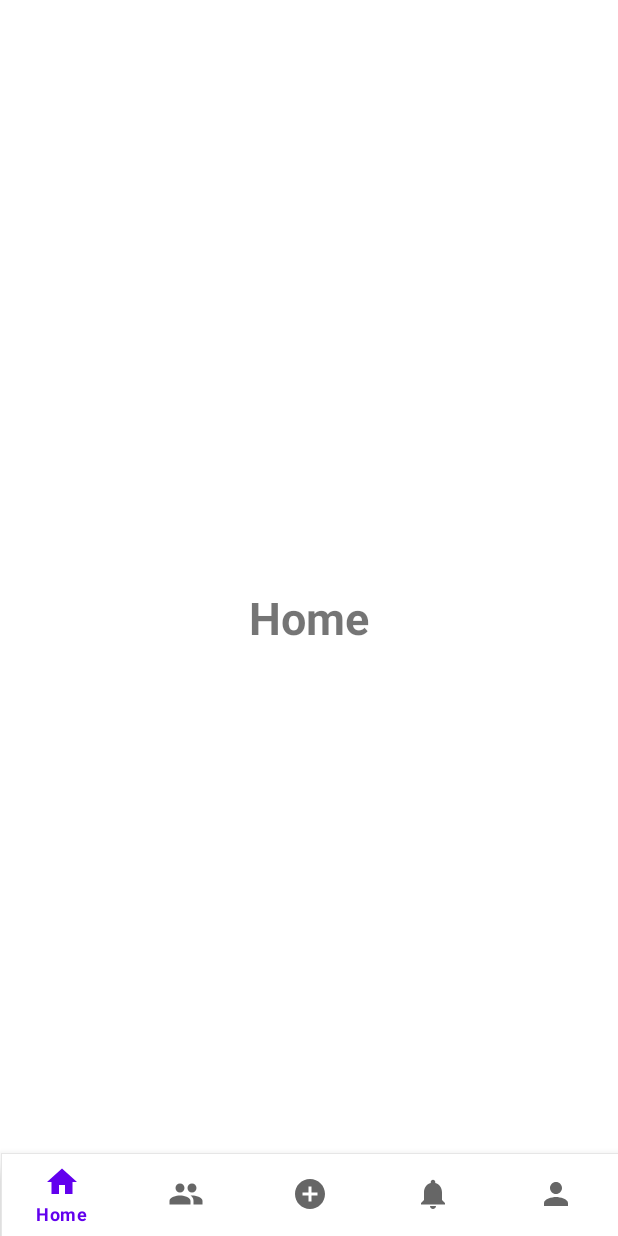
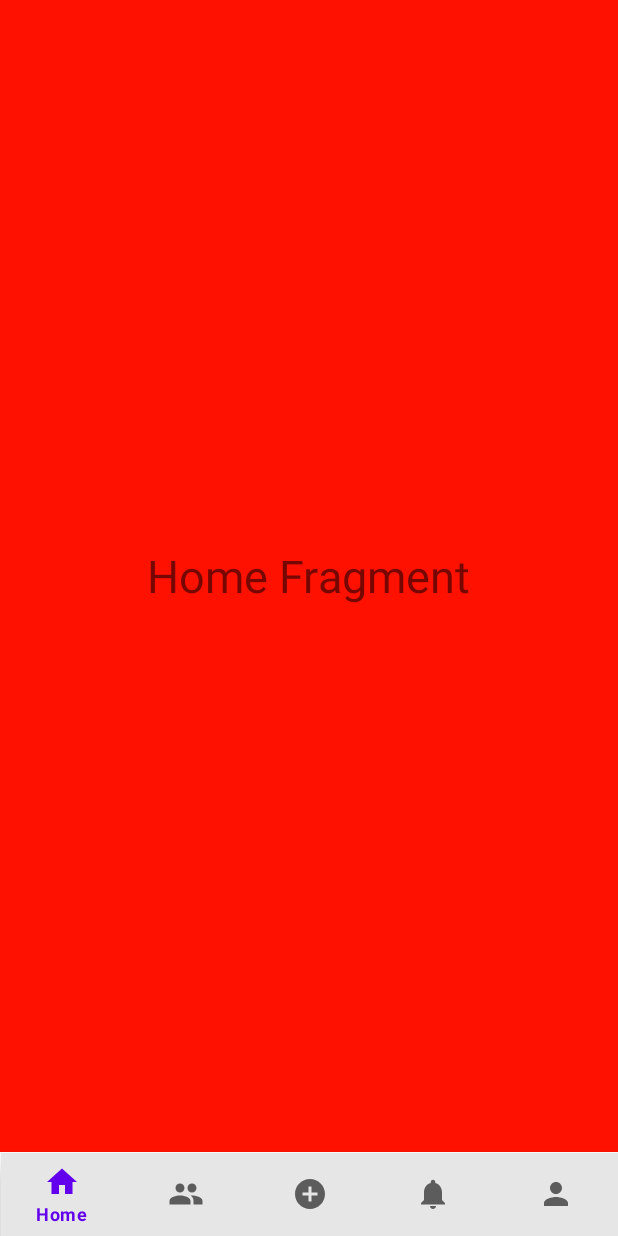
Before and after one commit to xknate03/AHomeProject, an Android app: the MainActivity screen opened directly, with no data from a screen before it, on a phone screen of 412 x 824 dp. Run offline under Robolectric (Android 15) with nearby library versions, the phone set to English and light mode, and no system bars; libraries missing offline, so code that uses them is left out: com.parse; Roboto replaces fonts that are not available here; 4 statements that could not run were skipped.

Commit message:
changed the bottom nav view from activities into fragments

```diff
--- /dev/null
+++ b/app/src/main/java/com/calculator/ahomeproject/home/HomeFragment.java
@@ -0,0 +1,23 @@
+package com.calculator.ahomeproject.home;
+
+import android.os.Bundle;
+import android.view.LayoutInflater;
+import android.view.View;
+import android.view.ViewGroup;
+
+import androidx.annotation.NonNull;
+import androidx.annotation.Nullable;
+import androidx.fragment.app.Fragment;
+
+import com.calculator.ahomeproject.R;
+
+import org.jetbrains.annotations.NotNull;
+
+public class HomeFragment extends Fragment {
+    @Nullable
+    @org.jetbrains.annotations.Nullable
+    @Override
+    public View onCreateView(@NonNull @NotNull LayoutInflater inflater, @Nullable @org.jetbrains.annotations.Nullable ViewGroup container, @Nullable @org.jetbrains.annotations.Nullable Bundle savedInstanceState) {
+        return inflater.inflate(R.layout.fragment_home, container, false);
+    }
+}
--- a/app/src/main/res/layout/activity_main.xml
+++ b/app/src/main/res/layout/activity_main.xml
@@ -6,21 +6,20 @@
     android:layout_height="match_parent"
     tools:context=".home.MainActivity">
 
+    <FrameLayout
+        android:id="@+id/fragment_container"
+        android:layout_width="match_parent"
+        android:layout_height="match_parent"
+        android:layout_above="@+id/bottomNavViewBar"/>
 
-    <TextView
-        android:layout_width="wrap_content"
-        android:layout_height="wrap_content"
-        android:text="Home"
-        android:textSize="30sp"
-        android:textStyle="bold"
-        android:layout_centerInParent="true"/>
     <com.google.android.material.bottomnavigation.BottomNavigationView
+        android:id="@+id/bottomNavViewBar"
         android:layout_width="match_parent"
         android:layout_height="wrap_content"
-        android:id="@+id/bottomNavViewBar"
         android:background="@drawable/white_gray_border_top"
         app:menu="@menu/bottom_navigation_menu"
-        android:layout_alignParentBottom="true"/>
+        android:layout_alignParentBottom="true"
+        app:backgroundTint="@color/gray"/>
 
 
 
--- /dev/null
+++ b/app/src/main/res/layout/fragment_home.xml
@@ -0,0 +1,14 @@
+<?xml version="1.0" encoding="utf-8"?>
+<RelativeLayout xmlns:android="http://schemas.android.com/apk/res/android"
+    android:layout_width="match_parent"
+    android:layout_height="match_parent"
+    android:background="#ff1100">
+
+    <TextView
+        android:layout_width="wrap_content"
+        android:layout_height="wrap_content"
+        android:text="Home Fragment"
+        android:textSize="30sp"
+        android:layout_centerInParent="true"/>
+
+</RelativeLayout>
```
Also changed, not shown: app/src/main/java/com/calculator/ahomeproject/home/GroupsFragment.java (added, +23 -0 lines), app/src/main/java/com/calculator/ahomeproject/home/MainActivity.java (+66 -28 lines), app/src/main/java/com/calculator/ahomeproject/home/NotifsFragment.java (added, +23 -0 lines), app/src/main/java/com/calculator/ahomeproject/home/PostFragment.java (added, +23 -0 lines), app/src/main/java/com/calculator/ahomeproject/home/ProfileFragment.java (added, +23 -0 lines), app/src/main/res/layout/fragment_groups.xml (added, +14 -0 lines), app/src/main/res/layout/fragment_notifs.xml (added, +15 -0 lines), app/src/main/res/layout/fragment_post.xml (added, +15 -0 lines), app/src/main/res/layout/fragment_profile.xml (added, +15 -0 lines).
